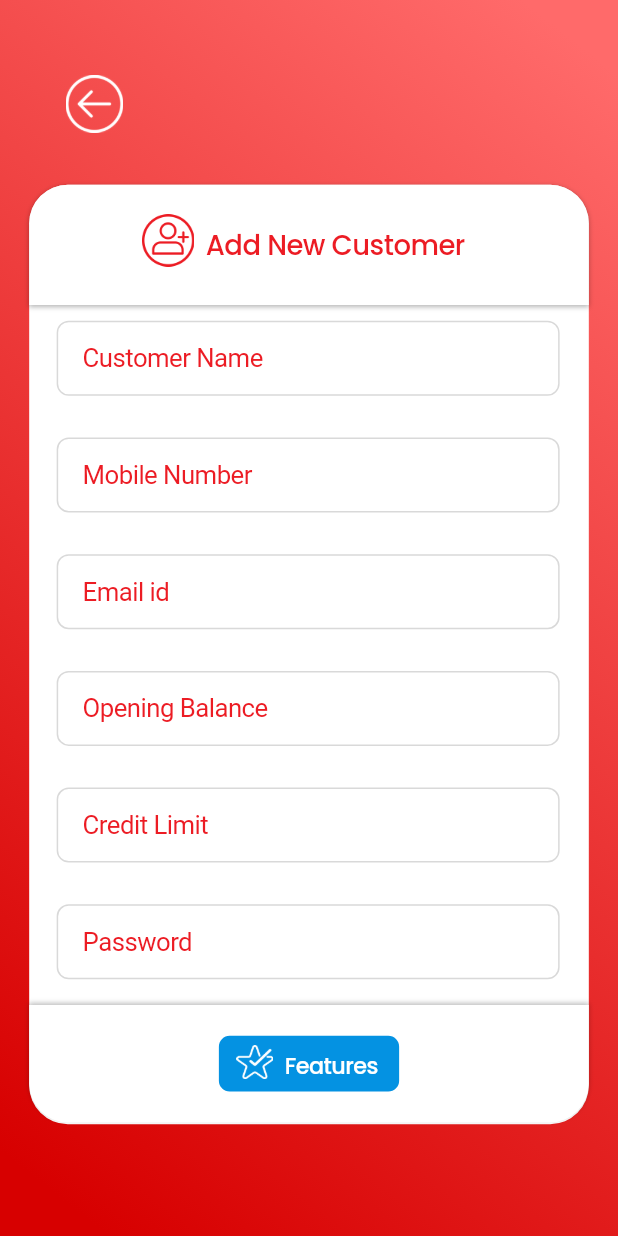
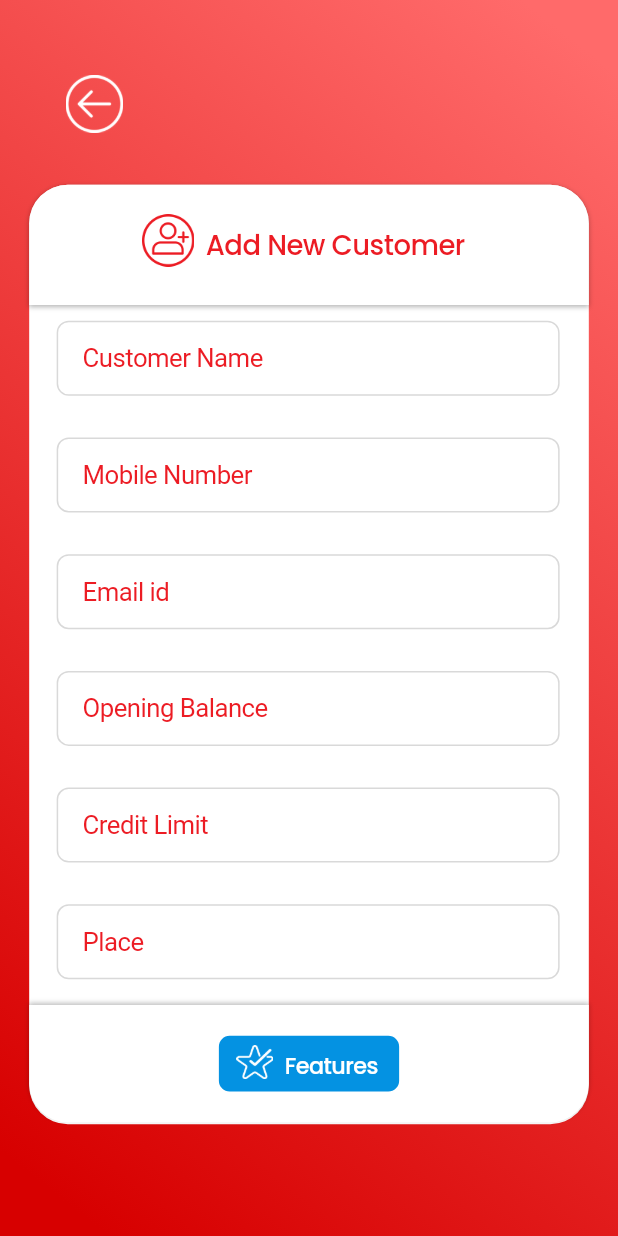
Before and after one commit to rootsystechnologies/EasyCardManageApp, a Flutter app: the AddNewCustomer screen opened directly, on a phone screen of 412 x 824 dp. Run offline on Flutter 3.47's test engine with Material 2 defaults, Android fonts, the phone set to English and light mode, and no system bars; our stand-ins replace bloc, dotted_border, expansion_tile_card, flutter_bloc, flutter_screenutil, flutter_svg and 3 more; accounts and stored records are empty; network calls fail.

Commit message:
add new customer place addded

```diff
--- a/lib/Bloc/CreateCustomer/create_customer_bloc.dart
+++ b/lib/Bloc/CreateCustomer/create_customer_bloc.dart
@@ -26,7 +26,7 @@ class CreateCustomerBloc
             event.creditLimit,
             event.password,
             event.passwordConfirmation,
-            event.allowedPerms);
+            event.allowedPerms,event.place);
         emit(createCustomerblocLoaded());
       } catch (e) {
         ToastMessage().toastmessage(message: e.toString());
--- a/lib/Bloc/CreateCustomer/create_customer_event.dart
+++ b/lib/Bloc/CreateCustomer/create_customer_event.dart
@@ -12,6 +12,7 @@ class FecthCreateCustomer extends CreateCustomerEvent {
   final String password;
   final String passwordConfirmation;
   final List<String> allowedPerms;
+  final String place;
 
   FecthCreateCustomer(
       {required this.passwordConfirmation,
@@ -21,5 +22,5 @@ class FecthCreateCustomer extends CreateCustomerEvent {
       required this.email,
       required this.name,
       required this.allowedPerms,
-      required this.opbalance});
+      required this.opbalance,required this.place});
 }
--- a/lib/Repository/api/CreateCustomer/createcustomer.dart
+++ b/lib/Repository/api/CreateCustomer/createcustomer.dart
@@ -17,7 +17,7 @@ class CreateCustomerApi {
       String creditLimit,
       String password,
       String passwordConfirmation,
-      List<String> allowedperms) async {
+      List<String> allowedperms,String place) async {
 
     var body = {
       'name': name,
@@ -27,6 +27,7 @@ class CreateCustomerApi {
       'cred_limit': creditLimit,
       'password': password,
       'password_confirmation': passwordConfirmation,
+      'place':place,
       'allowed_perms': jsonEncode(allowedperms) // Convert the list to JSON string
     };
 
--- a/lib/Ui/addcustomerfeature.dart
+++ b/lib/Ui/addcustomerfeature.dart
@@ -17,6 +17,7 @@ class AddCustomerFeature extends StatefulWidget {
   final String creditLimit;
   final String password;
   final String passwordConfirmation;
+  final String place;
 
   const AddCustomerFeature(
       {Key? key,
@@ -26,7 +27,7 @@ class AddCustomerFeature extends StatefulWidget {
       required this.password,
       required this.name,
       required this.passwordConfirmation,
-      required this.creditLimit})
+      required this.creditLimit,required this.place})
       : super(key: key);
 
   @override
@@ -342,7 +343,7 @@ class _AddCustomerFeatureState extends State<AddCustomerFeature> {
                                                           .passwordConfirmation,
                                                       name: widget.name,
                                                       allowedPerms:
-                                                          allowedPerms,
+                                                          allowedPerms, place: widget.place,
                                                     )));
                                       }
                                       if (state is createCustomerblocLoading) {
@@ -369,7 +370,7 @@ class _AddCustomerFeatureState extends State<AddCustomerFeature> {
                                               email: widget.email,
                                               name: widget.name,
                                               allowedPerms: allowedPerms,
-                                              opbalance: widget.opbalance)),
+                                              opbalance: widget.opbalance, place:widget.place)),
                                       child: Container(
                                         width: 82.w,
                                         height: 35.13.h,
--- a/lib/Ui/addnewcustomer.dart
+++ b/lib/Ui/addnewcustomer.dart
@@ -25,6 +25,8 @@ late FocusNode _focusNode6;
 bool _isFocused6 = false;
 late FocusNode _focusNode7;
 bool _isFocused7 = false;
+late FocusNode _focusNode8;
+bool _isFocused8 = false;
 TextEditingController name = TextEditingController();
 TextEditingController mobile = TextEditingController();
 TextEditingController email = TextEditingController();
@@ -32,7 +34,7 @@ TextEditingController opbalance = TextEditingController();
 TextEditingController creditlimit = TextEditingController();
 TextEditingController password = TextEditingController();
 TextEditingController passwordconfirmation = TextEditingController();
-
+TextEditingController place = TextEditingController();
 class _AddNewCustomerState extends State<AddNewCustomer> {
   @override
   void initState() {
@@ -79,6 +81,12 @@ class _AddNewCustomerState extends State<AddNewCustomer> {
         _isFocused7 = _focusNode7.hasFocus;
       });
     });
+    _focusNode8 = FocusNode();
+    _focusNode8.addListener(() {
+      setState(() {
+        _isFocused8 = _focusNode8.hasFocus;
+      });
+    });
   }
 
   @override
@@ -90,6 +98,7 @@ class _AddNewCustomerState extends State<AddNewCustomer> {
     _focusNode5.dispose();
     _focusNode6.dispose();
     _focusNode7.dispose();
+    _focusNode8.dispose();
     // name.dispose();
     // mobile.dispose();
     // email.dispose();
@@ -401,6 +410,44 @@ class _AddNewCustomerState extends State<AddNewCustomer> {
                                       ),
                                       SizedBox(
                                         height: 27.h,
+                                      ), FocusScope(
+                                        child: Container(
+                                          margin: EdgeInsets.only(
+                                              left: 16.w, right: 17.w),
+                                          padding: EdgeInsets.symmetric(
+                                              horizontal: 16.0.h),
+                                          decoration: BoxDecoration(
+                                            border: Border.all(
+                                              color: _isFocused8 == false
+                                                  ? Color(0xffD9D9D9)
+                                                  : Color(
+                                                  0xffFF0000), // Change border color based on focus
+                                            ),
+                                            borderRadius:
+                                            BorderRadius.circular(8.0),
+                                          ),
+                                          child: TextField(
+                                            controller: place,
+                                            focusNode: _focusNode8,
+                                            decoration: InputDecoration(
+                                              hintText: 'Place',
+                                              hintStyle: TextStyle(
+                                                color: _isFocused8 == false
+                                                    ? Color(0xffEC1C24)
+                                                    : Color(0xffA4A4A4),
+                                                letterSpacing: -0.3.sp,
+                                                fontSize: _isFocused8 == false
+                                                    ? 15.0.sp
+                                                    : 13.0
+                                                    .sp, // Change hint text size based on focus
+                                              ),
+                                              border: InputBorder.none,
+                                            ),
+                                          ),
+                                        ),
+                                      ),
+                                      SizedBox(
+                                        height: 27.h,
                                       ),
                                       FocusScope(
                                         child: Container(
@@ -511,7 +558,7 @@ class _AddNewCustomerState extends State<AddNewCustomer> {
                                             name: name.text,
                                             passwordConfirmation:
                                                 passwordconfirmation.text,
-                                            creditLimit: creditlimit.text,
+                                            creditLimit: creditlimit.text, place: place.text,
                                           )));
                                 },
                                 child: Center(
--- a/lib/Ui/aftersavecustomerdetails.dart
+++ b/lib/Ui/aftersavecustomerdetails.dart
@@ -14,7 +14,7 @@ class AfterSaveCustomer extends StatefulWidget {
   final String password;
   final String passwordConfirmation;
   final List<String> allowedPerms;
-
+  final String place;
   const AfterSaveCustomer(
       {super.key,
       required this.password,
@@ -24,7 +24,7 @@ class AfterSaveCustomer extends StatefulWidget {
       required this.creditLimit,
       required this.passwordConfirmation,
       required this.name,
-      required this.allowedPerms});
+      required this.allowedPerms,required this.place});
 
   @override
   State<AfterSaveCustomer> createState() => _AfterSaveCustomerState();
@@ -543,7 +543,7 @@ class _AfterSaveCustomerState extends State<AfterSaveCustomer> {
                                                   passwordConfirmation: widget
                                                       .passwordConfirmation,
                                                   creditLimit:
-                                                      widget.creditLimit,
+                                                      widget.creditLimit, place: widget.place,
                                                 ))),
                                     child: Container(
                                       margin: EdgeInsets.only(
```
